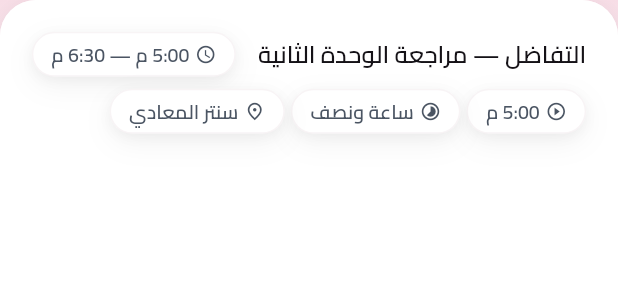
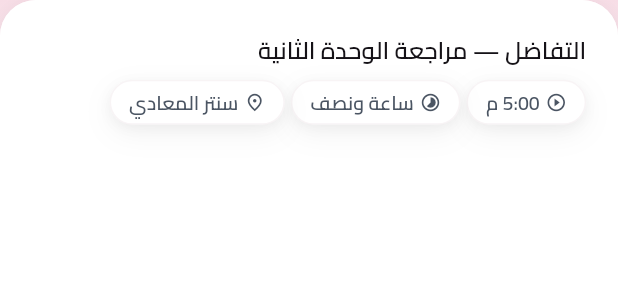
Before and after one commit to bahahany99-cmyk/TeacherStudentApp, a Flutter app: the _SessionCard widget shown alone on an empty page, opened directly with sample values from the repository, on a phone screen of 412 x 824 dp. Shown: the top 300 px of the screen. Run offline on Flutter 3.47's test engine with Material 3 defaults, Android fonts, the light colour scheme and no system bars; our stand-ins replace cloud_firestore, firebase_auth, firebase_core; accounts and stored records are empty.

Commit message:
fix(p9): stop the session card overflowing at 360dp
The time-range pill sat beside the title in an expanded row and pushed 75px
past the right edge on a phone; the owner actions had the same problem as a
Row. The title row now carries only the title and the cancelled badge, the
actions are a Wrap, and the range moved into the existing pill Wrap - which
also removes a duplicate range label from cancelled cards.

The widget host now applies Directionality.rtl like MaterialApp.builder does,
so the tests measure the same layout as the app.

Co-authored-by: arena-agent <297053741+arena-agent@users.noreply.github.com>

```diff
--- a/lib/features/groups/presentation/group_timetable_screen.dart
+++ b/lib/features/groups/presentation/group_timetable_screen.dart
@@ -396,13 +396,7 @@ class _SessionCard extends StatelessWidget {
                 ),
               ),
               if (cancelled)
-                const StatusChip(label: 'ملغاة', color: AppColors.statusNeutral)
-              else
-                PillChip(
-                  label: SessionRules.formatRange(session),
-                  icon: Icons.schedule_outlined,
-                  dense: true,
-                ),
+                const StatusChip(label: 'ملغاة', color: AppColors.statusNeutral),
             ],
           ),
           const SizedBox(height: AppSpacing.xs),
@@ -430,7 +424,8 @@ class _SessionCard extends StatelessWidget {
           ),
           if (isOwner) ...<Widget>[
             const SizedBox(height: AppSpacing.xs),
-            Row(
+            Wrap(
+              spacing: AppSpacing.xxs,
               children: <Widget>[
                 TextButton.icon(
                   onPressed: onEdit,
```
Also changed, not shown: 1 other file.
